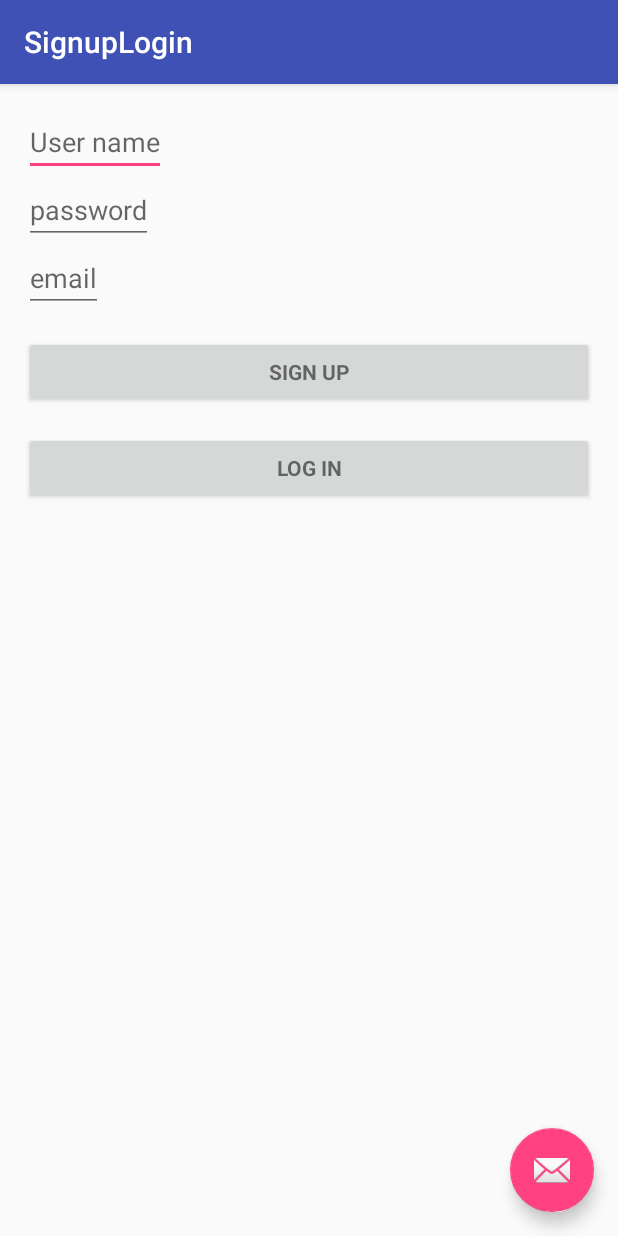
After one commit to westmes/PennApps-XIII, an Android app: the SignupLogin screen opened directly, with no data from a screen before it, on a phone screen of 412 x 824 dp. The commit adds this screen. Run offline under Robolectric (Android 15) with nearby library versions, the phone set to English and light mode, and no system bars; libraries missing offline, so code that uses them is left out: com.parse.

Commit message:
SignUp & LogIn

```diff
--- /dev/null
+++ b/app/src/main/java/com/example/grace/location/SignupLogin.java
@@ -0,0 +1,140 @@
+package com.example.grace.location;
+
+import android.content.Intent;
+import android.os.Bundle;
+import android.support.design.widget.FloatingActionButton;
+import android.support.design.widget.Snackbar;
+import android.support.v7.app.AppCompatActivity;
+import android.support.v7.widget.Toolbar;
+import android.text.TextUtils;
+import android.util.Log;
+import android.view.Menu;
+import android.view.MenuItem;
+import android.view.View;
+import android.widget.Button;
+import android.widget.EditText;
+
+import com.parse.LogInCallback;
+import com.parse.ParseAnalytics;
+import com.parse.ParseException;
+import com.parse.ParseUser;
+import com.parse.SignUpCallback;
+
+public class SignupLogin extends AppCompatActivity {
+
+    private EditText mUserView;
+    private EditText mPasswordView;
+    private EditText mEmailView;
+    private View mProgressView;
+
+    @Override
+    protected void onCreate(Bundle savedInstanceState) {
+        super.onCreate(savedInstanceState);
+        setContentView(R.layout.activity_signup_login);
+        Toolbar toolbar = (Toolbar) findViewById(R.id.toolbar);
+        setSupportActionBar(toolbar);
+
+        Intent intent = getIntent();
+        mUserView = (EditText) findViewById(R.id.username);
+        mPasswordView = (EditText) findViewById(R.id.password);
+        mEmailView = (EditText) findViewById(R.id.email);
+
+        Button SignUpButton = (Button) findViewById(R.id.sign_up_button);
+        SignUpButton.setOnClickListener(new View.OnClickListener() {
+            @Override
+            public void onClick(View view) {
+                signUp();
+            }
+        });
+
+        Button LogInButton = (Button) findViewById(R.id.log_in_button);
+        LogInButton.setOnClickListener(new View.OnClickListener() {
+            @Override
+            public void onClick(View view) {
+                attemptLogin();
+            }
+        });
+
+    }
+
+    private void attemptLogin() {
+        String username = mUserView.getText().toString();
+        String password = mPasswordView.getText().toString();
+        //String email = mEmailView.getText().toString();
+
+        ParseUser.logInInBackground(username, password, new LogInCallback() {
+            //boolean cancel = false;
+            //View focusView = null;
+            public void done(ParseUser user, ParseException e) {
+                if (user != null) {
+                     Intent intent = new Intent(SignupLogin.this, RequestPage.class);
+                     startActivity(intent);
+                } else {
+                    mUserView.setError(e.toString());
+                }
+            }
+        });
+
+    }
+
+    private void signUp() {
+        String username = mUserView.getText().toString();
+        String password = mPasswordView.getText().toString();
+        String email = mEmailView.getText().toString();
+
+        ParseAnalytics.trackAppOpenedInBackground(getIntent());
+        ParseUser user = new ParseUser();
+        user.setUsername(username);
+        user.setPassword(password);
+        user.setEmail(email);
+
+        boolean cancel = false;
+        View focusView = null;
+
+        if (!TextUtils.isEmpty(password) && !isPasswordValid(password)) {
+            mPasswordView.setError(getString(R.string.error_invalid_password));
+            focusView = mPasswordView;
+            cancel = true;
+        }
+
+        // Check for a valid email address.
+        if (TextUtils.isEmpty(email)) {
+            mEmailView.setError(getString(R.string.error_field_required));
+            focusView = mEmailView;
+            cancel = true;
+        } else if (!isEmailValid(email)) {
+            mEmailView.setError(getString(R.string.error_invalid_email));
+            focusView = mEmailView;
+            cancel = true;
+        }
+        user.signUpInBackground(new SignUpCallback() {
+            @Override
+            public void done(ParseException e) {
+                //boolean cancel = false;
+                //View focusView = null;
+
+                if (e == null) {
+
+                    //Toaster: sign up successful! Now log in.
+                } else {
+                    // Sign up didn't succeed. Look at the ParseException
+                    //to figure out what went wrong
+                    mUserView.setError(e.toString());
+                    //focusView = mUserView;
+                    //cancel = true;
+                }
+            }
+        });
+    }
+
+    private boolean isEmailValid(String email) {
+        //TODO: Replace this with your own logic
+        return email.contains("@");
+    }
+
+    private boolean isPasswordValid(String password) {
+        //TODO: Replace this with your own logic
+        return password.length() > 5;
+    }
+
+}
--- a/app/src/main/java/com/example/grace/location/StarterApplication.java
+++ b/app/src/main/java/com/example/grace/location/StarterApplication.java
@@ -18,8 +18,9 @@ public class StarterApplication extends Application {
 
         // Add your initialization code here
         Parse.initialize(this);
+        ParseUser.enableRevocableSessionInBackground();
 
-        ParseUser.enableAutomaticUser();
+        //ParseUser.enableAutomaticUser();
         ParseACL defaultACL = new ParseACL();
         // Optionally enable public read access.
         // defaultACL.setPublicReadAccess(true);
--- /dev/null
+++ b/app/src/main/res/layout/activity_signup_login.xml
@@ -0,0 +1,25 @@
+<?xml version="1.0" encoding="utf-8"?>
+<android.support.design.widget.CoordinatorLayout
+    xmlns:android="http://schemas.android.com/apk/res/android"
+    xmlns:app="http://schemas.android.com/apk/res-auto"
+    xmlns:tools="http://schemas.android.com/tools" android:layout_width="match_parent"
+    android:layout_height="match_parent" android:fitsSystemWindows="true"
+    tools:context="com.example.grace.location.SignupLogin">
+
+    <android.support.design.widget.AppBarLayout android:layout_height="wrap_content"
+        android:layout_width="match_parent" android:theme="@style/AppTheme.AppBarOverlay">
+
+        <android.support.v7.widget.Toolbar android:id="@+id/toolbar"
+            android:layout_width="match_parent" android:layout_height="?attr/actionBarSize"
+            android:background="?attr/colorPrimary" app:popupTheme="@style/AppTheme.PopupOverlay" />
+
+    </android.support.design.widget.AppBarLayout>
+
+    <include layout="@layout/content_signup_login" />
+
+    <android.support.design.widget.FloatingActionButton android:id="@+id/fab"
+        android:layout_width="wrap_content" android:layout_height="wrap_content"
+        android:layout_gravity="bottom|end" android:layout_margin="@dimen/fab_margin"
+        android:src="@android:drawable/ic_dialog_email" />
+
+</android.support.design.widget.CoordinatorLayout>
--- /dev/null
+++ b/app/src/main/res/layout/content_signup_login.xml
@@ -0,0 +1,49 @@
+<?xml version="1.0" encoding="utf-8"?>
+<LinearLayout xmlns:android="http://schemas.android.com/apk/res/android"
+    xmlns:tools="http://schemas.android.com/tools"
+    xmlns:app="http://schemas.android.com/apk/res-auto" android:layout_width="match_parent"
+    android:layout_height="match_parent" android:paddingLeft="@dimen/activity_horizontal_margin"
+    android:paddingRight="@dimen/activity_horizontal_margin"
+    android:paddingTop="@dimen/activity_vertical_margin"
+    android:paddingBottom="@dimen/activity_vertical_margin"
+    android:orientation="vertical"
+    app:layout_behavior="@string/appbar_scrolling_view_behavior"
+    tools:showIn="@layout/activity_signup_login"
+    tools:context="com.example.grace.location.SignupLogin">
+
+    <EditText
+        android:id="@+id/username"
+        android:layout_width="wrap_content"
+        android:layout_height="wrap_content"
+        android:hint="@string/user_name"/>
+    <EditText
+        android:id="@+id/password"
+        android:layout_width="wrap_content"
+        android:layout_height="wrap_content"
+        android:hint="@string/password"
+        android:imeOptions="actionUnspecified"
+        android:inputType="textPassword"
+        android:maxLines="1" android:singleLine="true" />
+    <EditText
+        android:id="@+id/email"
+        android:layout_width="wrap_content"
+        android:layout_height="wrap_content"
+        android:hint="@string/email"/>
+
+    <Button android:id="@+id/sign_up_button"
+        style="?android:textAppearanceSmall"
+        android:layout_width="match_parent"
+        android:layout_height="wrap_content"
+        android:layout_marginTop="16dp"
+        android:text="@string/action_sign_up"
+        android:textStyle="bold" />
+
+    <Button android:id="@+id/log_in_button"
+        style="?android:textAppearanceSmall"
+        android:layout_width="match_parent"
+        android:layout_height="wrap_content"
+        android:layout_marginTop="16dp"
+        android:text="@string/action_log_in"
+        android:textStyle="bold" />
+
+</LinearLayout>
--- a/app/src/main/res/values/strings.xml
+++ b/app/src/main/res/values/strings.xml
@@ -4,4 +4,15 @@
     <string name="parse_app_id">ODs7WWEbUC6HMflU4IllZnj7fUPQq44ECGAwW7Tr</string>
     <string name="parse_client_key">u4LX7yGvbwSXZ039lCuz5uGZkTy5tNPqqU69YoIg</string>
     <string name="title_activity_request_page">RequestPage</string>
+    <string name="title_activity_signup_login">SignupLogin</string>
+    <string name="action_settings">Settings</string>
+    <string name="user_name">User name</string>
+    <string name="password">password</string>
+    <string name="email">email</string>
+    <string name="action_sign_up">Sign Up</string>
+    <string name="action_log_in">Log In</string>
+    <string name="error_invalid_password">Invalid Password</string>
+    <string name="error_field_required">Field Required</string>
+    <string name="error_invalid_email">Invalid Email Address</string>
+    <string name="title_activity_starter_application">StarterApplication</string>
 </resources>
```
Also changed, not shown: app/src/main/AndroidManifest.xml (+10 -7 lines), app/src/main/java/com/example/grace/location/RequestPage.java (+22 -2 lines), 1 other file.
